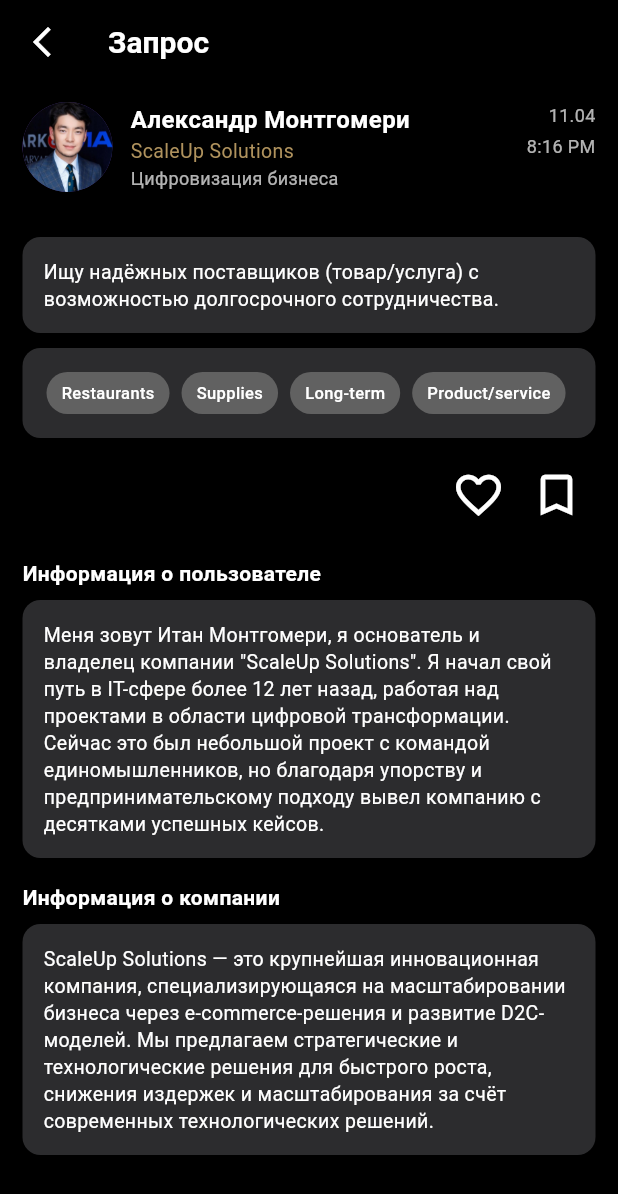
After one commit to zelshenhab/flutter_founders, a Flutter app: the screen it shows after launch, after a tap on "Alexander Montgomery", on a phone screen of 412 x 824 dp. The commit adds this screen. Shown: the top 1194 px of the screen. Run offline on Flutter 3.47's test engine with Material 3 defaults, Android fonts, the phone set to English and light mode, and no system bars; our stand-ins replace equatable, flutter_bloc, google_fonts.

Commit message:
edit design for request details page

```diff
--- /dev/null
+++ b/lib/presentation/requests/request_details/request_details_page.dart
@@ -0,0 +1,60 @@
+import 'package:flutter/material.dart';
+import 'package:flutter_founders/presentation/requests/request_details/widgets/request_user_company_info.dart';
+import 'widgets/request_header.dart';
+import 'widgets/request_description_card.dart';
+import 'widgets/request_tags.dart';
+import 'widgets/action_buttons_row.dart';
+
+class RequestDetailsPage extends StatelessWidget {
+  final String title;
+  final String description;
+  final List<String> tags;
+
+  const RequestDetailsPage({
+    super.key,
+    required this.title,
+    required this.description,
+    required this.tags,
+  });
+
+  @override
+  Widget build(BuildContext context) {
+    return Scaffold(
+      backgroundColor: const Color.fromARGB(255, 0, 0, 0),
+      appBar: AppBar(
+        backgroundColor: const Color.fromARGB(255, 0, 0, 0),
+        elevation: 0,
+        leading: IconButton(
+          icon: const Icon(Icons.arrow_back_ios_new, color: Colors.white),
+          onPressed: () => Navigator.pop(context),
+        ),
+        title: const Text(
+          'Запрос',
+          style: TextStyle(
+            color: Colors.white,
+            fontSize: 20,
+            fontWeight: FontWeight.w600,
+          ),
+        ),
+      ),
+      body: SingleChildScrollView(
+        padding: const EdgeInsets.symmetric(horizontal: 15, vertical: 12),
+        child: Column(
+          crossAxisAlignment: CrossAxisAlignment.start,
+          children: [
+            RequestHeader(),
+            const SizedBox(height: 30),
+            RequestDescriptionCard(description: description),
+            const SizedBox(height: 10),
+            RequestTags(tags: tags),
+            const SizedBox(height: 12),
+            const ActionButtonsRow(),
+            const SizedBox(height: 16),
+            const RequestUserCompanyInfo(),
+            SizedBox(height: 40),
+          ],
+        ),
+      ),
+    );
+  }
+}
--- /dev/null
+++ b/lib/presentation/requests/request_details/widgets/action_buttons_row.dart
@@ -0,0 +1,33 @@
+import 'package:flutter/material.dart';
+
+class ActionButtonsRow extends StatelessWidget {
+  const ActionButtonsRow({super.key});
+
+  @override
+  Widget build(BuildContext context) {
+    return Align(
+      alignment: Alignment.centerRight,
+      child: Row(
+        mainAxisSize: MainAxisSize.min,
+        children: [
+          IconButton(
+            icon: const Icon(
+              Icons.favorite_border,
+              color: Colors.white,
+              size: 36,
+            ),
+            onPressed: () {},
+          ),
+          IconButton(
+            icon: const Icon(
+              Icons.bookmark_border,
+              color: Colors.white,
+              size: 36,
+            ),
+            onPressed: () {},
+          ),
+        ],
+      ),
+    );
+  }
+}
--- /dev/null
+++ b/lib/presentation/requests/request_details/widgets/request_description_card.dart
@@ -0,0 +1,23 @@
+import 'package:flutter/material.dart';
+
+class RequestDescriptionCard extends StatelessWidget {
+  final String description;
+
+  const RequestDescriptionCard({super.key, required this.description});
+
+  @override
+  Widget build(BuildContext context) {
+    return Container(
+      width: double.infinity,
+      padding: const EdgeInsets.all(14),
+      decoration: BoxDecoration(
+        color: const Color(0xFF2C2C2E),
+        borderRadius: BorderRadius.circular(12),
+      ),
+      child: Text(
+        description,
+        style: const TextStyle(color: Colors.white, fontSize: 13, height: 1.4),
+      ),
+    );
+  }
+}
--- /dev/null
+++ b/lib/presentation/requests/request_details/widgets/request_header.dart
@@ -0,0 +1,74 @@
+import 'package:flutter/material.dart';
+
+class RequestHeader extends StatelessWidget {
+  const RequestHeader({super.key});
+
+  @override
+  Widget build(BuildContext context) {
+    return Row(
+      crossAxisAlignment: CrossAxisAlignment.start,
+      children: [
+        // Avatar
+        const CircleAvatar(
+          radius: 30,
+          backgroundImage: AssetImage('assets/images/image 2.png'),
+        ),
+        const SizedBox(width: 12),
+
+        // Name, company, subtitle
+        Expanded(
+          child: Column(
+            crossAxisAlignment: CrossAxisAlignment.start,
+            children: const [
+              Text(
+                'Александр Монтгомери',
+                style: TextStyle(
+                  fontSize: 16,
+                  fontWeight: FontWeight.w700,
+                  color: Colors.white,
+                ),
+              ),
+              Text(
+                'ScaleUp Solutions',
+                style: TextStyle(
+                  fontSize: 13,
+                  fontWeight: FontWeight.w400,
+                  color: Color(0xFFAF925D),
+                ),
+              ),
+              Text(
+                'Цифровизация бизнеса',
+                style: TextStyle(
+                  fontSize: 12,
+                  color: Colors.white70,
+                ),
+              ),
+            ],
+          ),
+        ),
+
+        // Date & time
+        Column(
+          crossAxisAlignment: CrossAxisAlignment.end,
+          children: const [
+            Text(
+              '11.04',
+              style: TextStyle(
+                fontSize: 12,
+                color: Colors.white70,
+              ),
+            ),
+            SizedBox(height: 4),
+            Text(
+              '8:16 PM',
+              style: TextStyle(
+                fontSize: 12,
+                color: Colors.white70,
+              ),
+            ),
+          ],
+        ),
+      ],
+    );
+  }
+}
--- /dev/null
+++ b/lib/presentation/requests/request_details/widgets/request_tags.dart
@@ -0,0 +1,40 @@
+import 'package:flutter/material.dart';
+
+class RequestTags extends StatelessWidget {
+  final List<String> tags;
+
+  const RequestTags({super.key, required this.tags});
+
+  @override
+  Widget build(BuildContext context) {
+    return Container(
+      width: double.infinity,
+      padding: const EdgeInsets.all(16),
+      decoration: BoxDecoration(
+        color: const Color(0xFF2C2C2E),
+        borderRadius: BorderRadius.circular(12),
+      ),
+      child: Wrap(
+        spacing: 8,
+        runSpacing: 8,
+        children: tags.map((tag) {
+          return Container(
+            padding: const EdgeInsets.symmetric(horizontal: 10, vertical: 6),
+            decoration: BoxDecoration(
+              color: Colors.grey[700],
+              borderRadius: BorderRadius.circular(20),
+            ),
+            child: Text(
+              tag,
+              style: const TextStyle(
+                color: Colors.white,
+                fontSize: 11,
+                fontWeight: FontWeight.w500,
+              ),
+            ),
+          );
+        }).toList(),
+      ),
+    );
+  }
+}
--- /dev/null
+++ b/lib/presentation/requests/request_details/widgets/request_user_company_info.dart
@@ -0,0 +1,35 @@
+// lib/presentation/requests/request_details/widgets/request_user_company_info.dart
+import 'package:flutter/material.dart';
+import 'request_description_card.dart';
+
+class RequestUserCompanyInfo extends StatelessWidget {
+  const RequestUserCompanyInfo({super.key});
+
+  @override
+  Widget build(BuildContext context) {
+    return Column(
+      crossAxisAlignment: CrossAxisAlignment.start,
+      children: const [
+        Text(
+          'Информация о пользователе',
+          style: TextStyle(color: Colors.white, fontWeight: FontWeight.w600),
+        ),
+        SizedBox(height: 8),
+        RequestDescriptionCard(
+          description:
+              'Меня зовут Итан Монтгомери, я основатель и владелец компании "ScaleUp Solutions". Я начал свой путь в IT-сфере более 12 лет назад, работая над проектами в области цифровой трансформации. Сейчас это был небольшой проект с командой единомышленников, но благодаря упорству и предпринимательскому подходу вывел компанию с десятками успешных кейсов.',
+        ),
+        SizedBox(height: 16),
+        Text(
+          'Информация о компании',
+          style: TextStyle(color: Colors.white, fontWeight: FontWeight.w600),
+        ),
+        SizedBox(height: 8),
+        RequestDescriptionCard(
+          description:
+              'ScaleUp Solutions — это крупнейшая инновационная компания, специализирующаяся на масштабировании бизнеса через e-commerce-решения и развитие D2C-моделей. Мы предлагаем стратегические и технологические решения для быстрого роста, снижения издержек и масштабирования за счёт современных технологических решений.',
+        ),
+      ],
+    );
+  }
+}
--- a/lib/presentation/requests/requsets_page.dart
+++ b/lib/presentation/requests/requsets_page.dart
@@ -1,9 +1,9 @@
 import 'package:flutter/material.dart';
 import 'package:flutter_bloc/flutter_bloc.dart';
-
-import '../requests/bloc/requests_bloc.dart';
-import '../requests/bloc/requests_state.dart';
-import '../requests/widgets/request_card.dart';
+import 'bloc/requests_bloc.dart';
+import 'bloc/requests_state.dart';
+import 'widgets/request_card.dart';
+import 'request_details/request_details_page.dart';
 
 class RequestsPage extends StatefulWidget {
   const RequestsPage({super.key});
@@ -20,12 +20,17 @@ Widget build(BuildContext context) {
     return BlocBuilder<RequestsBloc, RequestsState>(
       builder: (context, state) {
         if (state.isLoading) {
-        return const Center(child: CircularProgressIndicator(color: Colors.white));
+          return const Center(
+            child: CircularProgressIndicator(color: Colors.white),
+          );
         }
 
         if (state.requests.isEmpty) {
           return const Center(
-          child: Text('No requests available', style: TextStyle(color: Colors.white)),
+            child: Text(
+              'No requests available',
+              style: TextStyle(color: Colors.white),
+            ),
           );
         }
 
@@ -43,6 +48,18 @@ Widget build(BuildContext context) {
               badge: request.badge,
               tags: request.tags,
               avatarUrl: request.avatarUrl,
+              onTap: () {
+                Navigator.push(
+                  context,
+                  MaterialPageRoute(
+                    builder: (_) => RequestDetailsPage(
+                      title: request.name,
+                      description: request.description,
+                      tags: request.tags,
+                    ),
+                  ),
+                );
+              },
             );
           },
         );
--- a/lib/presentation/requests/widgets/request_card.dart
+++ b/lib/presentation/requests/widgets/request_card.dart
@@ -8,6 +8,7 @@ class RequestCard extends StatelessWidget {
   final String badge;
   final List<String> tags;
   final String? avatarUrl;
+  final VoidCallback onTap;
 
   const RequestCard({
     super.key,
@@ -18,11 +19,15 @@ class RequestCard extends StatelessWidget {
     required this.badge,
     required this.tags,
     this.avatarUrl,
+    required this.onTap,
   });
 
   @override
   Widget build(BuildContext context) {
-    return Container(
+    return InkWell(
+      onTap: onTap,
+      borderRadius: BorderRadius.circular(16),
+      child: Container(
         decoration: BoxDecoration(
           color: Colors.grey[900],
           borderRadius: BorderRadius.circular(16),
@@ -37,14 +42,12 @@ class RequestCard extends StatelessWidget {
                 CircleAvatar(
                   radius: 22,
                   backgroundColor: Colors.white10,
-                backgroundImage: avatarUrl != null
-                    ? AssetImage(avatarUrl!) as ImageProvider
-                    : null,
+                  backgroundImage:
+                      avatarUrl != null ? AssetImage(avatarUrl!) : null,
                   child: avatarUrl == null
                       ? const Icon(Icons.person, color: Colors.white)
                       : null,
                 ),
-
                 const SizedBox(width: 12),
                 Expanded(
                   child: Column(
@@ -121,7 +124,8 @@ class RequestCard extends StatelessWidget {
                       ),
                       child: Text(
                         tag,
-                      style: const TextStyle(color: Colors.white, fontSize: 12),
+                        style:
+                            const TextStyle(color: Colors.white, fontSize: 12),
                       ),
                     ),
                   )
@@ -129,6 +133,7 @@ class RequestCard extends StatelessWidget {
             ),
           ],
         ),
+      ),
     );
   }
 }
```
Also changed, not shown: lib/presentation/requests/request_details/bloc/request_details_bloc.dart (added), lib/presentation/requests/request_details/bloc/request_details_event.dart (added), lib/presentation/requests/request_details/bloc/request_details_state.dart (added). Lines whose indentation alone changed are shown as unchanged.
